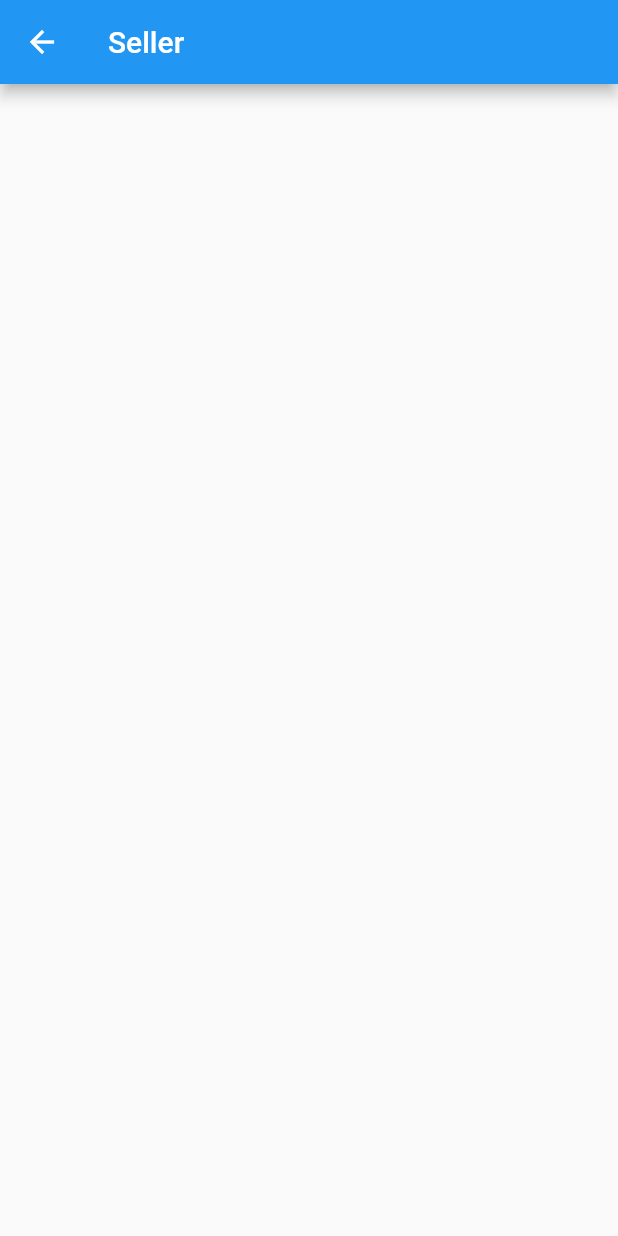
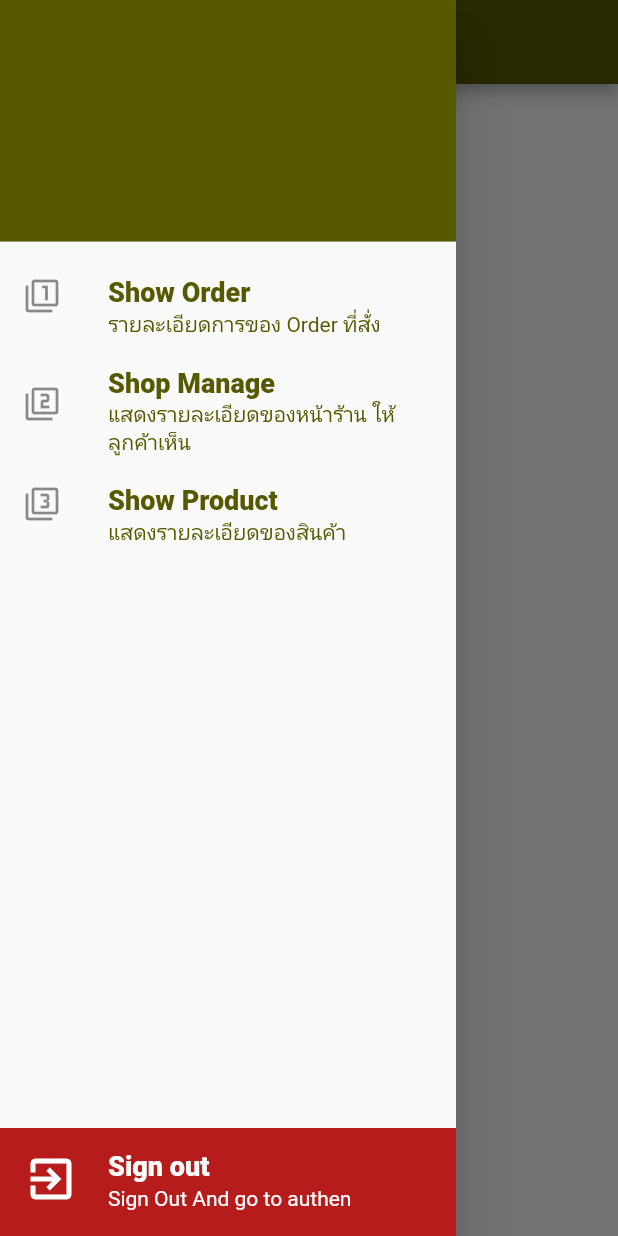
Before and after one commit to Chatchai-m/flutter2_test_firebase, a Flutter app: the SalerService screen opened by its route, with the side drawer open (before the commit the screen has no drawer), on a phone screen of 412 x 824 dp. Run offline on Flutter 3.47's test engine with Material 2 defaults, Android fonts, the phone set to English and light mode, and no system bars; our stand-ins replace dio, geolocator, google_maps_flutter, image_picker, shared_preferences; accounts and stored records are empty.

Commit message:
- 2021-10-07

```diff
--- /dev/null
+++ b/lib/bodys/show_order_seller.dart
@@ -0,0 +1,17 @@
+import 'package:flutter/material.dart';
+
+class ShowOrderSeller extends StatefulWidget {
+  const ShowOrderSeller({Key? key}) : super(key: key);
+
+  @override
+  _ShowOrderSellerState createState() => _ShowOrderSellerState();
+}
+
+class _ShowOrderSellerState extends State<ShowOrderSeller> {
+  @override
+  Widget build(BuildContext context) {
+    return Scaffold(
+      body: Text("This is show order"),
+    );
+  }
+}
--- a/lib/states/saler_service.dart
+++ b/lib/states/saler_service.dart
@@ -1,4 +1,10 @@
 import 'package:flutter/material.dart';
+import 'package:flutter2_test_firebase/bodys/shop_manage_seller.dart';
+import 'package:flutter2_test_firebase/bodys/show_order_seller.dart';
+import 'package:flutter2_test_firebase/bodys/show_product_seller.dart';
+import 'package:flutter2_test_firebase/utility/my_constant.dart';
+import 'package:flutter2_test_firebase/widgets/show_signout.dart';
+import 'package:flutter2_test_firebase/widgets/show_title.dart';
 
 class SalerService extends StatefulWidget
 {
@@ -10,10 +16,87 @@
 
 class _SalerServiceState extends State<SalerService>
 {
+
+  List<Widget> widgets = [
+    ShowOrderSeller(),
+    ShopManageSeller(),
+    ShowProductSeller(),
+  ];
+
+  int indexWidget = 0;
+
   @override
   Widget build(BuildContext context) {
     return Scaffold(
-      appBar: AppBar(title: Text("Seller"),),
+      appBar: AppBar(
+        title: Text("Seller"),
+      ),
+      drawer: Drawer(
+        child: Stack(
+          children: [
+            ShowSignOut(),
+            Column(
+              children: [
+                UserAccountsDrawerHeader(accountName: null, accountEmail: null),
+                menuShowOrder(),
+                menuShopManage(),
+                menuShowProduct()
+              ],
+            )
+          ],
+        ),
+      ),
+
+      body: widgets[indexWidget],
     );
   }
+
+  ListTile menuShowOrder()
+  {
+    return ListTile(
+      onTap: ()
+      {
+        setState(() {
+          indexWidget = 0;
+          Navigator.pop(context);
+        });
+      },
+      leading: Icon(Icons.filter_1),
+      title: ShowTitle(title: "Show Order", textStyle: MyConstant().h2Style()),
+      subtitle: ShowTitle(title: "รายละเอียดการของ Order ที่สั่ง", textStyle: MyConstant().h3Style()),
+    );
+  }
+
+  ListTile menuShopManage()
+  {
+    return ListTile(
+      onTap: ()
+      {
+        setState(() {
+          indexWidget = 1;
+          Navigator.pop(context);
+        });
+      },
+      leading: Icon(Icons.filter_2),
+      title: ShowTitle(title: "Shop Manage", textStyle: MyConstant().h2Style()),
+      subtitle: ShowTitle(title: "แสดงรายละเอียดของหน้าร้าน ให้ลูกค้าเห็น", textStyle: MyConstant().h3Style()),
+    );
+  }
+
+  ListTile menuShowProduct()
+  {
+    return ListTile(
+      onTap: ()
+      {
+        setState(() {
+          indexWidget = 2;
+          Navigator.pop(context);
+        });
+      },
+      leading: Icon(Icons.filter_3),
+      title: ShowTitle(title: "Show Product", textStyle: MyConstant().h2Style()),
+      subtitle: ShowTitle(title: "แสดงรายละเอียดของสินค้า", textStyle: MyConstant().h3Style()),
+    );
+  }
+
 }
--- a/lib/utility/my_constant.dart
+++ b/lib/utility/my_constant.dart
@@ -4,7 +4,7 @@
 {
   //General
   static String appName = "Flutter2 test firebase";
-  static String domain  = "https://6bb47948e323.ngrok.io";
+  static String domain  = "https://c361-58-8-177-98.ngrok.io";
 
   //Route
   static String routeAuthen        = "/authen";
@@ -12,6 +12,7 @@
   static String routeBuyerService  = "/buyerService";
   static String routeSalerService  = "/salerService";
   static String routeRiderService  = "/riderService";
+  static String routeAddProduct    = "/addProduct";
 
   //Image
   static String image1 = "images/image1.png";
@@ -21,9 +22,24 @@
   static String avatar = "images/avatar.png";
 
   //Color
-  static Color primary = Color(0xffa9b22b);
-  static Color dark = Color(0xff778300);
-  static Color light = Color(0xffdde45e);
+  static Color primary = Color(0xff87861d);
+  static Color dark    = Color(0xff575900);
+  static Color light   = Color(0xffb9b64e);
+  static Map<int, Color> mapMaterialColor = {
+    50:Color.fromRGBO(255, 87, 89, 0.1),
+    100:Color.fromRGBO(255, 87, 89, 0.2),
+    200:Color.fromRGBO(255, 87, 89, 0.3),
+    300:Color.fromRGBO(255, 87, 89, 0.4),
+    400:Color.fromRGBO(255, 87, 89, 0.5),
+    500:Color.fromRGBO(255, 87, 89, 0.6),
+    600:Color.fromRGBO(255, 87, 89, 0.7),
+    700:Color.fromRGBO(255, 87, 89, 0.8),
+    800:Color.fromRGBO(255, 87, 89, 0.9),
+    900:Color.fromRGBO(255, 87, 89, 1.0),
+  };
+
+
+
 
   //Style
   TextStyle h1Style() => TextStyle(
@@ -38,9 +54,21 @@
       fontWeight: FontWeight.w800
   );
 
+  TextStyle h2SWhitetyle() => TextStyle(
+      fontSize: 18,
+      color: Colors.white,
+      fontWeight: FontWeight.w800
+  );
+
   TextStyle h3Style() => TextStyle(
       fontSize: 14,
       color: dark,
+      fontWeight: FontWeight.normal
+  );
+
+  TextStyle h3WhiteStyle() => TextStyle(
+      fontSize: 14,
+      color: Colors.white,
       fontWeight: FontWeight.normal
   );
 
--- /dev/null
+++ b/lib/widgets/show_signout.dart
@@ -0,0 +1,41 @@
+import 'package:flutter/material.dart';
+import 'package:flutter2_test_firebase/utility/my_constant.dart';
+import 'package:flutter2_test_firebase/widgets/show_title.dart';
+import 'package:shared_preferences/shared_preferences.dart';
+
+
+class ShowSignOut extends StatelessWidget {
+  const ShowSignOut({Key? key}) : super(key: key);
+
+  @override
+  Widget build(BuildContext context) {
+    return Column(
+      mainAxisAlignment: MainAxisAlignment.end,
+      children: [
+        ListTile(
+          onTap: () async
+          {
+            SharedPreferences preference = await SharedPreferences.getInstance();
+            preference.clear().then((value) async{
+              Navigator.pushNamedAndRemoveUntil(context, MyConstant.routeAuthen, (route) => false);
+            });
+          },
+          tileColor: Colors.red.shade900,
+          leading: Icon(
+            Icons.exit_to_app,
+            size: 36,
+            color: Colors.white,
+          ),
+          title: ShowTitle(
+            title: "Sign out",
+            textStyle: MyConstant().h2SWhitetyle(),
+          ),
+          subtitle: ShowTitle(
+              title: "Sign Out And go to authen",
+              textStyle: MyConstant().h3WhiteStyle()
+          ),
+        ),
+      ],
+    );
+  }
+}
--- a/pubspec.yaml
+++ b/pubspec.yaml
@@ -32,6 +32,7 @@
   geolocator: ^7.4.0
   google_maps_flutter: ^2.0.6
   dio: ^4.0.0
+  shared_preferences: ^2.0.6
 
 dev_dependencies:
   flutter_test:
```
Also changed, not shown: lib/bodys/shop_manage_seller.dart (added, +17 -0 lines), lib/bodys/show_product_seller.dart (added, +23 -0 lines), lib/main.dart (+36 -3 lines), lib/model/user_model.dart (+5 -5 lines), lib/states/add_product.dart (added, +19 -0 lines), lib/states/authen.dart (+7 -2 lines), lib/states/buyer_service.dart (+15 -1 lines), lib/states/create_account.dart (+11 -1 lines), lib/states/rider_service.dart (+7 -1 lines), pubspec.lock, 2 other files.
